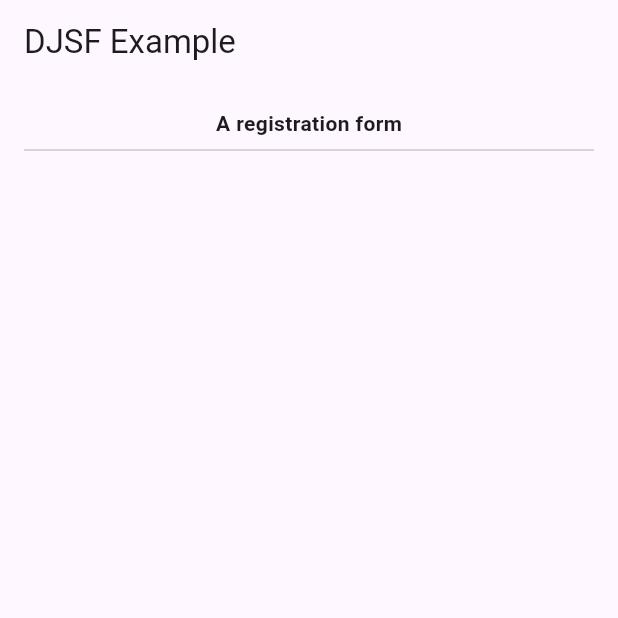
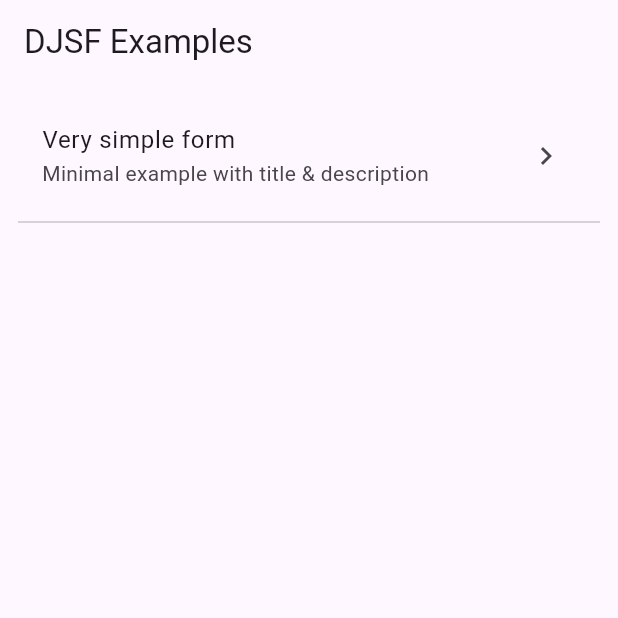
Before and after one commit to reliance-engineer/dart_json_schema_form, a Flutter app: the screen it shows after launch, on a phone screen of 412 x 824 dp, the top half of it. Run offline on Flutter 3.47's test engine with Material 3 defaults, Android fonts, the phone set to English and light mode, and no system bars; drawn by our look-alikes of reactive_forms.

Commit message:
create a separated example

```diff
--- /dev/null
+++ b/example/lib/examples/very_simple_form_example.dart
@@ -0,0 +1,31 @@
+import 'package:dart_json_schema_form/dart_json_schema_form.dart';
+import 'package:flutter/material.dart';
+
+final _schema = {
+  "title": "A registration form",
+  "description": "Register users",
+  "type": "object",
+  "properties": {
+    "firstName": {"type": "string"},
+  },
+};
+final _uiSchema = {
+  "firstName": {"ui:autofocus": true},
+};
+
+class VerySimpleFormExample extends StatelessWidget {
+  const VerySimpleFormExample({super.key});
+
+  static const route = '/very-simple';
+
+  @override
+  Widget build(BuildContext context) {
+    return Scaffold(
+      appBar: AppBar(title: const Text('DJSF Very Simple Example')),
+      body: Padding(
+        padding: const EdgeInsets.all(16),
+        child: DjsfForm(schema: _schema, uiSchema: _uiSchema),
+      ),
+    );
+  }
+}
--- a/example/lib/main.dart
+++ b/example/lib/main.dart
@@ -1,31 +1,52 @@
 import 'package:flutter/material.dart';
-import 'package:dart_json_schema_form/dart_json_schema_form.dart';
+import 'examples/very_simple_form_example.dart';
 
-void main() => runApp(const MyApp());
+void main() {
+  runApp(const MyApp());
+}
 
 class MyApp extends StatelessWidget {
   const MyApp({super.key});
 
+  static const _appTitle = 'DJSF Examples';
+
   @override
   Widget build(BuildContext context) {
-    final schema = {
-      "title": "A registration form",
-      "type": "object",
-      "properties": {
-        "firstName": {"type": "string"},
+    return MaterialApp(
+      title: _appTitle,
+      theme: ThemeData(useMaterial3: true),
+      home: const _HomePage(title: _appTitle),
+      routes: {
+        VerySimpleFormExample.route: (_) => const VerySimpleFormExample(),
       },
-    };
-    final uiSchema = {
-      "firstName": {"ui:autofocus": true},
-    };
+    );
+  }
+}
 
-    return MaterialApp(
-      home: Scaffold(
-        appBar: AppBar(title: const Text('DJSF Example')),
-        body: Padding(
-          padding: const EdgeInsets.all(16),
-          child: DjsfForm(schema: schema, uiSchema: uiSchema),
-        ),
+class _HomePage extends StatelessWidget {
+  const _HomePage({required this.title});
+  final String title;
+
+  @override
+  Widget build(BuildContext context) {
+    return Scaffold(
+      appBar: AppBar(title: Text(title)),
+      body: ListView(
+        padding: const EdgeInsets.all(12),
+        children: [
+          // Botón de navegación a tu ejemplo
+          ListTile(
+            title: const Text('Very simple form'),
+            subtitle: const Text('Minimal example with title & description'),
+            trailing: const Icon(Icons.chevron_right),
+            onTap:
+                () => Navigator.of(
+                  context,
+                ).pushNamed(VerySimpleFormExample.route),
+          ),
+          const Divider(),
+          // Here will come more examples.
+        ],
       ),
     );
   }
```
Also changed, not shown: 3 other files.
